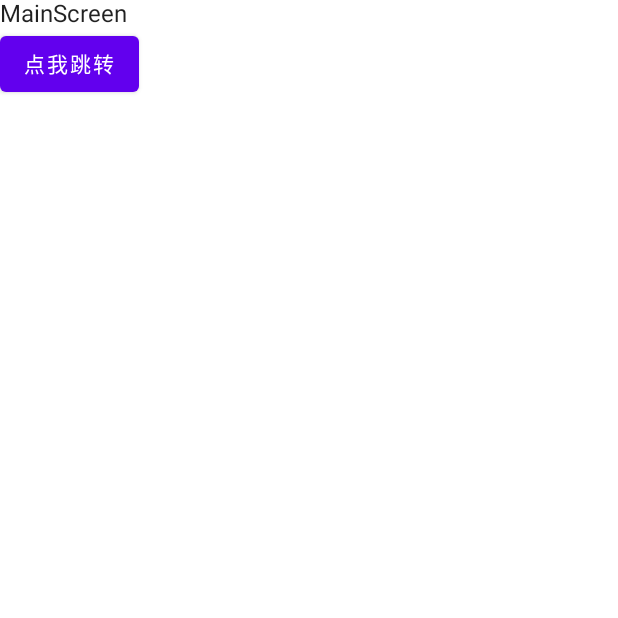
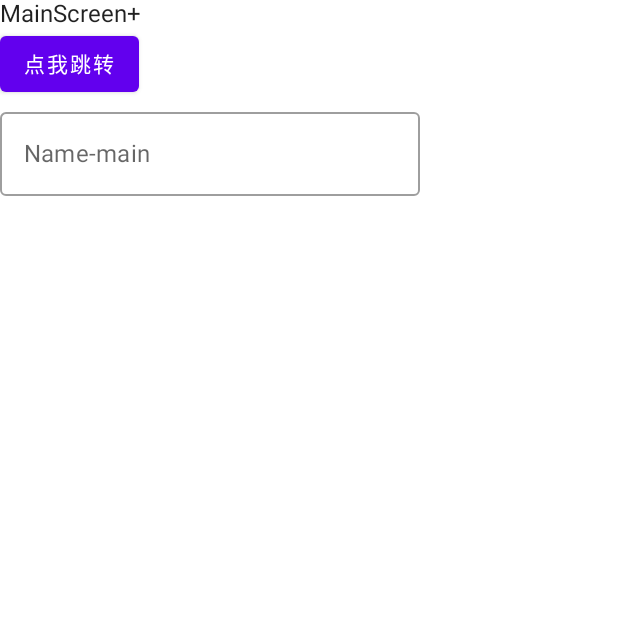
Before and after one commit to junerver/ComposeDojo, an Android app built with Jetpack Compose: the MainScreen screen opened through its navigation route, on a phone screen of 412 x 824 dp, the top half of it. Run offline under Robolectric (Android 15) with nearby library versions, the phone set to English and light mode, and no system bars.

Commit message:
深入理解状态

```diff
--- a/app/src/main/java/xyz/junerver/composedojo/MainActivity.kt
+++ b/app/src/main/java/xyz/junerver/composedojo/MainActivity.kt
@@ -15,6 +15,7 @@ import androidx.compose.ui.unit.dp
 import androidx.lifecycle.lifecycleScope
 import androidx.lifecycle.viewmodel.compose.viewModel
 import androidx.navigation.NavController
+import androidx.navigation.NavHostController
 import androidx.navigation.compose.NavHost
 import androidx.navigation.compose.composable
 import androidx.navigation.compose.rememberNavController
@@ -54,7 +55,7 @@ class MainActivity : ComponentActivity() {
 }
 
 @Composable
-fun Greeting(navController: NavController) {
+fun Greeting(navController: NavHostController) {
     var counter by remember { mutableStateOf(0) }
     var visible by remember { mutableStateOf(true) }
     LaunchedEffect(key1 = Unit, block = {
@@ -78,21 +79,43 @@ fun Greeting(navController: NavController) {
             Text(text = "点一下")
         }
         HelloContent()
-        var name by rememberSaveable { mutableStateOf("") }
-        //两种不同的状态提升
-        HelloContent(value = name, onValueChange = { name = it })
-        HelloContent(rememberSaveable { mutableStateOf("") })
+//        var name by rememberSaveable { mutableStateOf("") }
+//        //两种不同的状态提升
+//        HelloContent(value = name, onValueChange = { name = it })
+//        HelloContent(rememberSaveable { mutableStateOf("") })
         MultiState()
+
+        TextWithVm()
+//        Button(onClick = { navController.navigate("register") }) {
+//            Text(text = "点我切换")
+//        }
+//        NavHost(navController = navController, startDestination = "login") {
+//            composable("login") { Login() }
+//            composable("register") { Register() }
+//        }
     }
+}
+
+@Composable
+fun Login(){
+    Text(text = "Login")
+}
+
+@Composable
+fun Register(){
+    Text(text = "Register")
 }
 
 //region
 @Composable
 fun HelloContent() {
     val scope = rememberCoroutineScope()
+    val vm = viewModel<AppViewModel>()
+    var name by vm.testState
+    var age by remember {
+        mutableStateOf(0)
+    }
     Column(modifier = Modifier.padding(16.dp)) {
-        val vm = viewModel<AppViewModel>()
-        var name by vm.testState
         if (name.isNotEmpty()) {
             Text(
                 text = "Hello, $name!",
@@ -105,7 +128,20 @@ fun HelloContent() {
             onValueChange = { name = it },
             label = { Text("Name") }
         )
+        Text(text = "Age: $age")
+        Button(onClick = { age += 1 }) {
+            Text(text = "点我加一岁")
+        }
     }
+}
+
+@Composable
+fun TextWithVm(){
+    val vm = viewModel<AppViewModel>()
+    val name by vm.testState
+
+    Text(text = "Hello, $name!")
+
 }
 
 @Composable
--- a/app/src/main/java/xyz/junerver/composedojo/ui/ComposePage.kt
+++ b/app/src/main/java/xyz/junerver/composedojo/ui/ComposePage.kt
@@ -2,10 +2,15 @@ package xyz.junerver.composedojo.ui
 
 import androidx.compose.foundation.layout.Column
 import androidx.compose.material.Button
+import androidx.compose.material.OutlinedTextField
 import androidx.compose.material.Surface
 import androidx.compose.material.Text
 import androidx.compose.runtime.Composable
+import androidx.compose.runtime.getValue
+import androidx.compose.runtime.setValue
+import androidx.lifecycle.viewmodel.compose.viewModel
 import androidx.navigation.NavController
+import xyz.junerver.composedojo.AppViewModel
 
 /**
  * Description:
@@ -16,12 +21,20 @@ import androidx.navigation.NavController
  */
 @Composable
 fun MainScreen(navController: NavController) {
+    val vm = viewModel<AppViewModel>()
+    var name by vm.testState
+
     Surface {
         Column {
-            Text(text = "MainScreen")
+            Text(text = "MainScreen+$name")
             Button(onClick = { navController.navigate("other") }) {
                 Text(text = "点我跳转")
             }
+            OutlinedTextField(
+                value = name,
+                onValueChange = { name = it },
+                label = { Text("Name-main") }
+            )
         }
     }
 }
```
